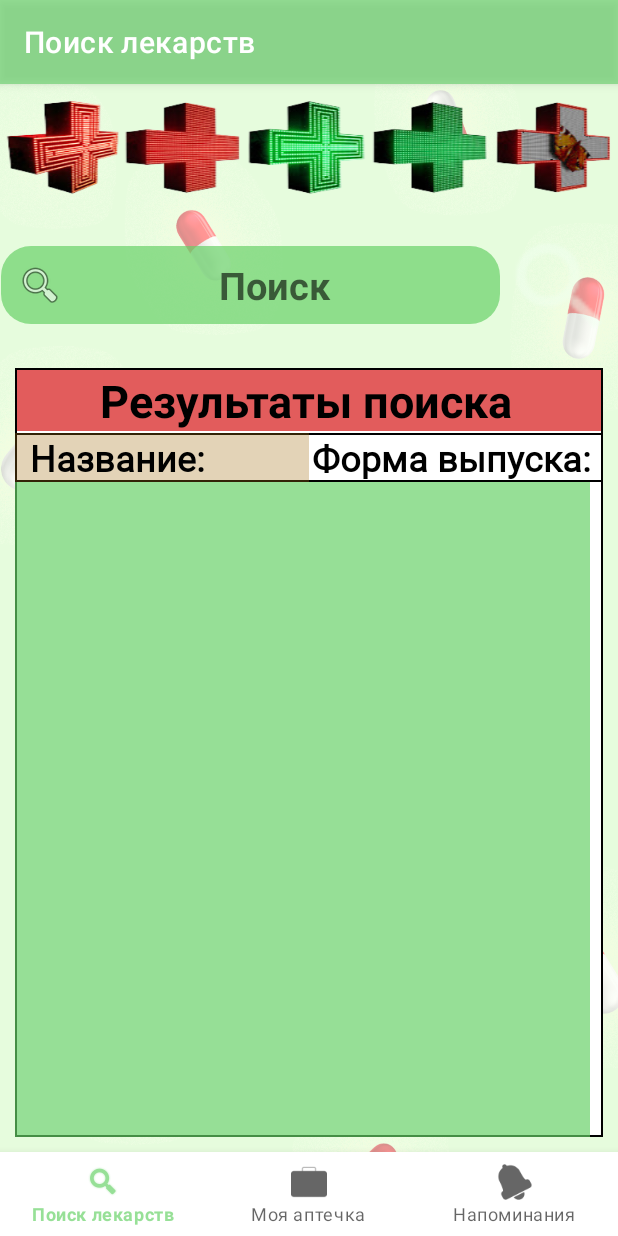
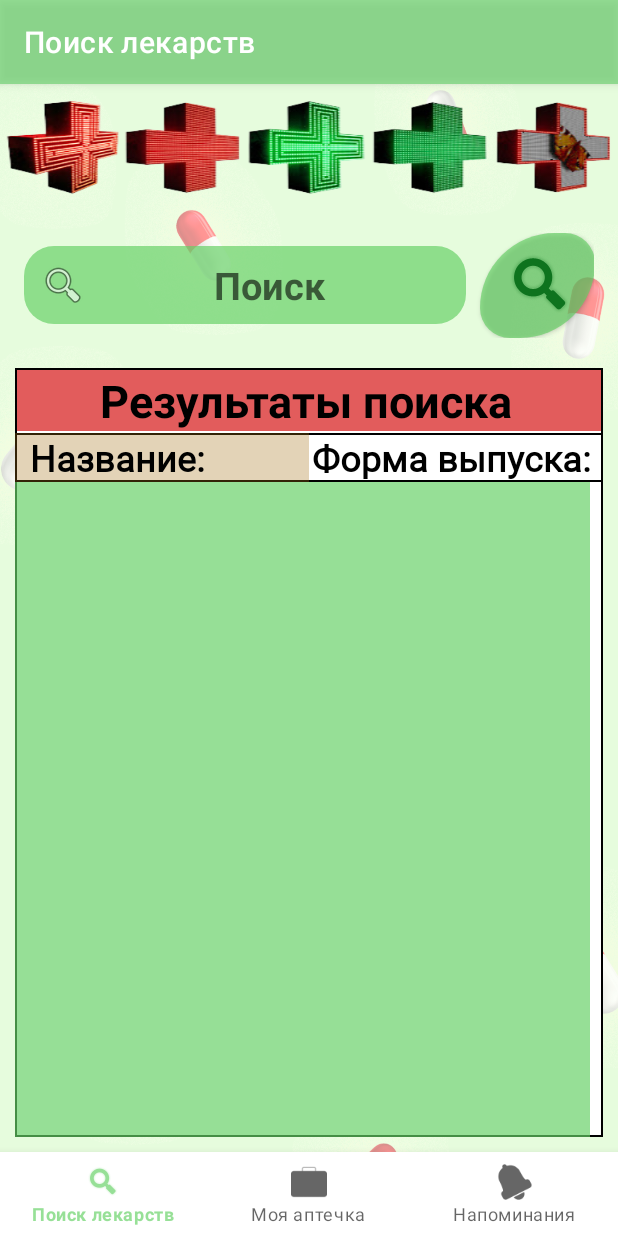
Before and after one commit to ven0n1/MyAidKit, an Android app: the HomeFragment screen opened through its navigation route, on a phone screen of 412 x 824 dp. Run offline under Robolectric (Android 15) with nearby library versions, the phone set to English and light mode, and no system bars; our stand-ins replace navigation-ui; Roboto replaces fonts that are not available here.

Commit message:
CHECKPOINTv2

```diff
--- /dev/null
+++ b/app/src/main/res/drawable/editbutton.xml
@@ -0,0 +1,12 @@
+<?xml version="1.0" encoding="utf-8"?>
+<shape xmlns:android="http://schemas.android.com/apk/res/android">
+    <stroke
+        android:width="0dp"
+        android:color="#F16F17" />
+    <solid android:color="@color/forbutton" />
+    <corners
+        android:bottomRightRadius="50dp"
+        android:bottomLeftRadius="20dp"
+        android:topLeftRadius="50dp"
+        android:topRightRadius="20dp" />
+</shape>
--- a/app/src/main/res/layout/fragment_home.xml
+++ b/app/src/main/res/layout/fragment_home.xml
@@ -8,9 +8,13 @@
 
     <LinearLayout
         android:id="@+id/linearLayout2"
-        android:layout_width="411dp"
+        android:layout_width="380dp"
         android:layout_height="70dp"
+        android:layout_marginStart="8dp"
+        android:layout_marginLeft="8dp"
         android:layout_marginTop="9dp"
+        android:layout_marginEnd="8dp"
+        android:layout_marginRight="8dp"
         android:layout_marginBottom="10dp"
         android:orientation="horizontal"
         app:layout_constraintBottom_toTopOf="@+id/linearLayout3"
@@ -21,7 +25,7 @@
 
         <EditText
             android:id="@+id/HomeSearch"
-            android:layout_width="wrap_content"
+            android:layout_width="340dp"
             android:layout_height="52dp"
             android:layout_gravity="center_vertical"
             android:layout_weight="0.4"
@@ -48,18 +52,26 @@
 
         </EditText>
 
+        <TextView
+            android:id="@+id/textView11"
+            android:layout_width="100dp"
+            android:layout_height="1dp"
+            android:layout_weight="0.8"
+            android:text="TextV"
+            android:visibility="invisible" />
+
         <Button
             android:id="@+id/HomeButton"
-            android:layout_width="157dp"
-            android:layout_height="77dp"
+            android:layout_width="wrap_content"
+            android:layout_height="70dp"
             android:layout_gravity="center_vertical"
-            android:layout_weight="0.4"
-            android:background="?android:attr/actionModeWebSearchDrawable"
+            android:layout_weight="0.1"
+            android:background="@drawable/editbutton"
             android:gravity="center_vertical"
             android:textColor="@color/black"
-            app:backgroundTint="#83F0FFEF"
-            app:iconTint="#770B0B"
-            app:strokeColor="@color/purple_500" />
+            app:icon="@android:drawable/ic_search_category_default"
+            app:iconTint="#0E731E"
+            app:strokeColor="#000000" />
 
     </LinearLayout>
 
--- a/app/src/main/res/values/colors.xml
+++ b/app/src/main/res/values/colors.xml
@@ -9,6 +9,7 @@
     <color name="teal_700">#FF018786</color>
     <color name="black">#FF000000</color>
     <color name="backtext">#7CBA2E2E</color>
+    <color name="forbutton">#F8FBFBFB</color>
     <color name="white">#FFFFFFFF</color>
     <color name="fortitle">#4FA67117</color>
 </resources>
```
